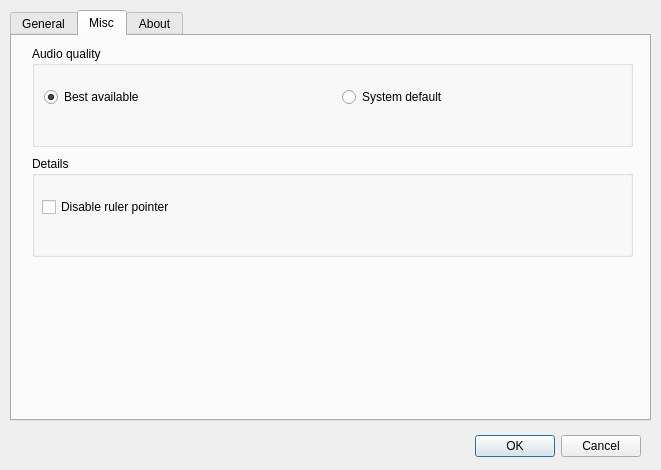
MRSalomao/LA-Editor, file options.ui: the form before one commit.
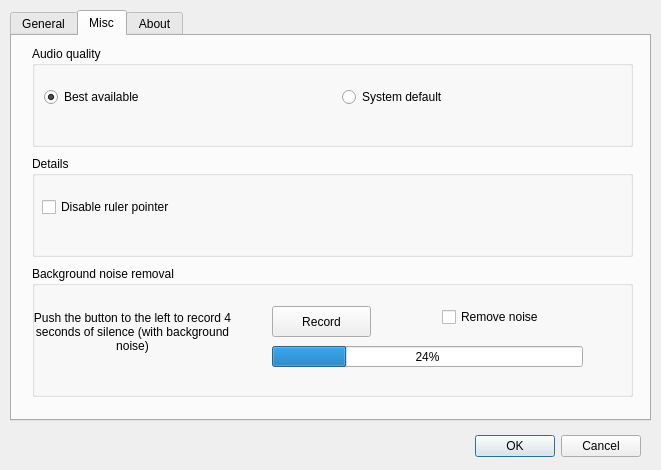
The form after the commit. The open tabs and pages were chosen to show the change.

What changed in the file:
```diff
--- a/options.ui
+++ b/options.ui
@@ -289,6 +289,77 @@
       </property>
      </widget>
     </widget>
+    <widget class="QGroupBox" name="groupBox_7">
+     <property name="geometry">
+      <rect>
+       <x>20</x>
+       <y>230</y>
+       <width>601</width>
+       <height>131</height>
+      </rect>
+     </property>
+     <property name="title">
+      <string>Background noise removal</string>
+     </property>
+     <widget class="QLabel" name="label_3">
+      <property name="geometry">
+       <rect>
+        <x>0</x>
+        <y>30</y>
+        <width>201</width>
+        <height>71</height>
+       </rect>
+      </property>
+      <property name="text">
+       <string>Push the button to the left to record 4 seconds of silence (with background noise)</string>
+      </property>
+      <property name="alignment">
+       <set>Qt::AlignCenter</set>
+      </property>
+      <property name="wordWrap">
+       <bool>true</bool>
+      </property>
+     </widget>
+     <widget class="QPushButton" name="pushButton">
+      <property name="geometry">
+       <rect>
+        <x>240</x>
+        <y>40</y>
+        <width>99</width>
+        <height>31</height>
+       </rect>
+      </property>
+      <property name="text">
+       <string>Record</string>
+      </property>
+     </widget>
+     <widget class="QCheckBox" name="checkBox_3">
+      <property name="geometry">
+       <rect>
+        <x>410</x>
+        <y>40</y>
+        <width>131</width>
+        <height>22</height>
+       </rect>
+      </property>
+      <property name="text">
+       <string>Remove noise</string>
+      </property>
+     </widget>
+     <widget class="QProgressBar" name="progressBar">
+      <property name="geometry">
+       <rect>
+        <x>240</x>
+        <y>80</y>
+        <width>311</width>
+        <height>21</height>
+       </rect>
+      </property>
+      <property name="value">
+       <number>24</number>
+      </property>
+     </widget>
+    </widget>
    </widget>
    <widget class="QWidget" name="tab_2">
     <attribute name="title">
```
Left out of the diff: 33 changed lines with no effect on the pictures.
